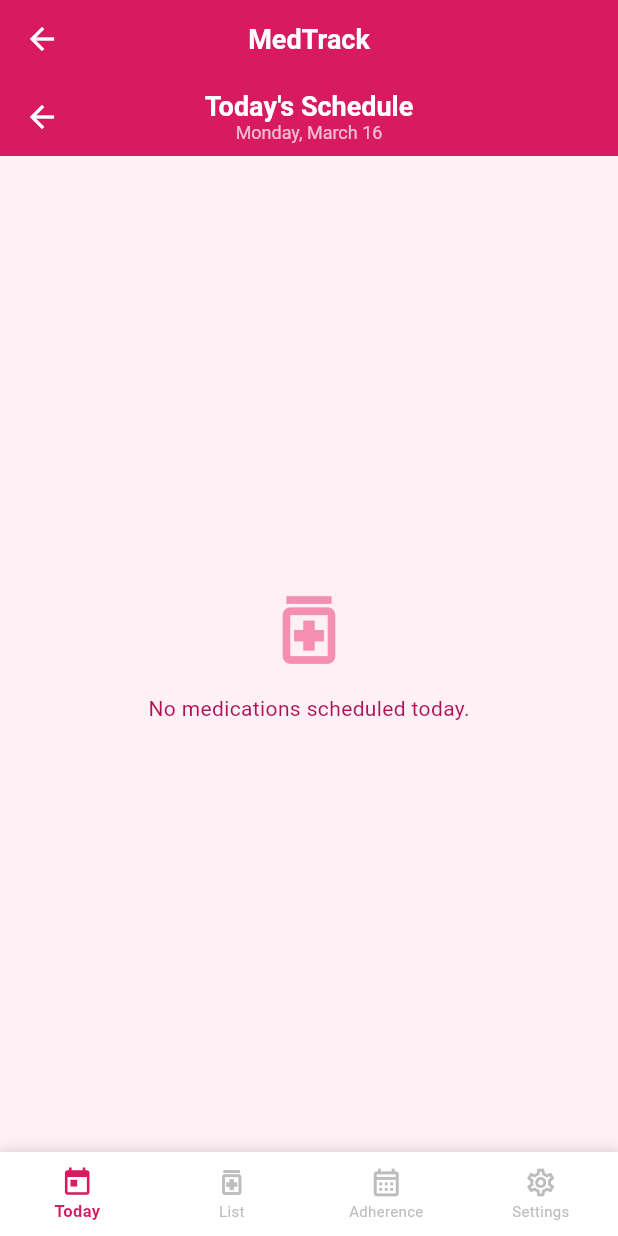
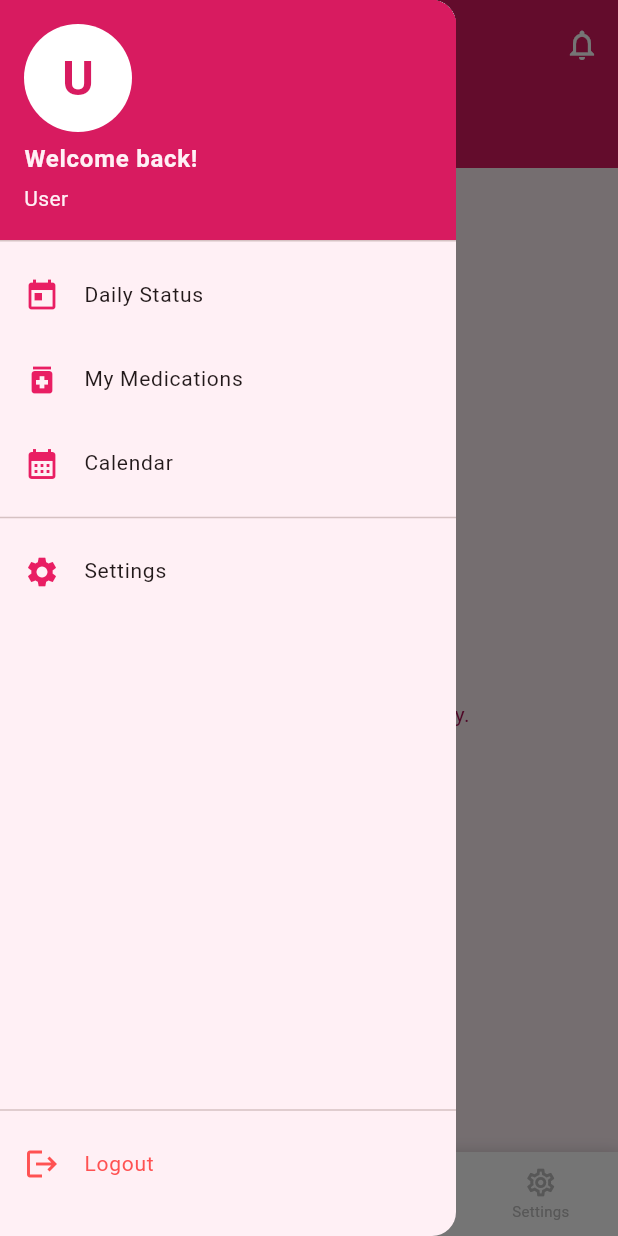
Before and after one commit to josevener/meditracker, a Flutter app: the HomeScreen screen opened directly, with the side drawer open (before the commit the screen has no drawer), on a phone screen of 412 x 824 dp. Run offline on Flutter 3.47's test engine with Material 3 defaults, Android fonts, the light colour scheme and no system bars; our stand-ins replace connectivity_plus, dio, drift, flutter_local_notifications, flutter_riverpod, local_auth and 3 more; accounts and stored records are empty; generated files the repository leaves out were written again; network calls fail.

Commit message:
Added Profile and Notification drawer and made in-app notification banner

```diff
--- /dev/null
+++ b/mobile-app/lib/core/navigation/navigation_provider.dart
@@ -0,0 +1,13 @@
+import 'package:flutter_riverpod/flutter_riverpod.dart';
+
+class NavigationNotifier extends StateNotifier<int> {
+  NavigationNotifier() : super(0);
+
+  void setIndex(int index) {
+    state = index;
+  }
+}
+
+final navigationProvider = StateNotifierProvider<NavigationNotifier, int>((ref) {
+  return NavigationNotifier();
+});
--- /dev/null
+++ b/mobile-app/lib/core/notifications/in_app_notification_provider.dart
@@ -0,0 +1,37 @@
+import 'package:flutter_riverpod/flutter_riverpod.dart';
+
+class InAppNotification {
+  final int medId;
+  final String title;
+  final String body;
+  final String time;
+
+  InAppNotification({
+    required this.medId,
+    required this.title,
+    required this.body,
+    required this.time,
+  });
+}
+
+class InAppNotificationNotifier extends StateNotifier<InAppNotification?> {
+  InAppNotificationNotifier() : super(null);
+
+  void show(InAppNotification notification) {
+    state = notification;
+    // Auto dismiss after 7 seconds
+    Future.delayed(const Duration(seconds: 7), () {
+      if (state == notification) {
+        state = null;
+      }
+    });
+  }
+
+  void dismiss() {
+    state = null;
+  }
+}
+
+final inAppNotificationProvider = StateNotifierProvider<InAppNotificationNotifier, InAppNotification?>((ref) {
+  return InAppNotificationNotifier();
+});
--- a/mobile-app/lib/main.dart
+++ b/mobile-app/lib/main.dart
@@ -11,7 +11,14 @@ import 'package:medtrack_mobile/modules/settings/settings_screen.dart';
 import 'package:medtrack_mobile/modules/settings/biometric_provider.dart';
 import 'package:medtrack_mobile/modules/settings/pin_provider.dart';
 import 'package:medtrack_mobile/modules/settings/pin_lock_screen.dart';
+import 'package:medtrack_mobile/widgets/notification_banner.dart';
+import 'package:medtrack_mobile/widgets/profile_drawer.dart';
+import 'package:medtrack_mobile/widgets/notification_drawer.dart';
+import 'package:medtrack_mobile/core/navigation/navigation_provider.dart';
+import 'package:medtrack_mobile/core/notifications/in_app_notification_provider.dart';
 import 'package:shared_preferences/shared_preferences.dart';
+import 'package:intl/intl.dart';
+import 'dart:async';
 
 void main() async {
   WidgetsFlutterBinding.ensureInitialized();
@@ -23,11 +30,78 @@ void main() async {
   );
 }
 
-class MedTrackApp extends ConsumerWidget {
+class MedTrackApp extends ConsumerStatefulWidget {
   const MedTrackApp({super.key});
 
   @override
-  Widget build(BuildContext context, WidgetRef ref) {
+  ConsumerState<MedTrackApp> createState() => _MedTrackAppState();
+}
+
+class _MedTrackAppState extends ConsumerState<MedTrackApp> {
+  Timer? _dueCheckTimer;
+  final Set<String> _notifiedTimes = {};
+
+  @override
+  void initState() {
+    super.initState();
+    _setupNotificationCallbacks();
+    _startDueCheckTimer();
+  }
+
+  @override
+  void dispose() {
+    _dueCheckTimer?.cancel();
+    super.dispose();
+  }
+
+  void _startDueCheckTimer() {
+    _dueCheckTimer = Timer.periodic(const Duration(minutes: 1), (timer) {
+      _checkDueMedications();
+    });
+    // Check immediately on start
+    _checkDueMedications();
+  }
+
+  void _checkDueMedications() {
+    final authState = ref.read(authProvider);
+    if (!authState.isAuthenticated) return;
+
+    final medsValue = ref.read(medicationListProvider);
+    medsValue.whenData((meds) {
+      final now = DateTime.now();
+      final currentTime = DateFormat('HH:mm').format(now);
+      final today = DateFormat('yyyy-MM-dd').format(now);
+
+      for (final med in meds) {
+        for (final schedule in med.schedules) {
+          final notifyKey = '${med.id}_${today}_${schedule.timeOfDay}';
+          if (schedule.timeOfDay == currentTime && !_notifiedTimes.contains(notifyKey)) {
+            _notifiedTimes.add(notifyKey);
+            ref.read(inAppNotificationProvider.notifier).show(
+              InAppNotification(
+                medId: med.id!,
+                title: 'Medication Ready',
+                body: 'It\'s time for your ${med.name} (${med.dosage ?? ""})',
+                time: schedule.timeOfDay,
+              ),
+            );
+          }
+        }
+      }
+    });
+  }
+
+  void _setupNotificationCallbacks() {
+    NotificationService.setActionCallback((medId, time, status) async {
+      final repo = ref.read(medicationRepositoryProvider);
+      final today = DateFormat('yyyy-MM-dd').format(DateTime.now());
+      await repo.logIntake(medId, time, today, status);
+      ref.refresh(todayLogsProvider);
+    });
+  }
+
+  @override
+  Widget build(BuildContext context) {
     final authState = ref.watch(authProvider);
 
     return MaterialApp(
@@ -96,7 +170,17 @@ class MedTrackApp extends ConsumerWidget {
           labelStyle: TextStyle(color: Colors.pink.shade600, fontSize: 13),
         ),
       ),
-      home: authState.isAuthenticated ? const HomeScreen() : const LoginScreen(),
+      home: Stack(
+        children: [
+          authState.isAuthenticated ? const HomeScreen() : const LoginScreen(),
+          const Positioned(
+            top: 0,
+            left: 0,
+            right: 0,
+            child: NotificationBanner(),
+          ),
+        ],
+      ),
       debugShowCheckedModeBanner: false,
     );
   }
@@ -110,7 +194,6 @@ class HomeScreen extends ConsumerStatefulWidget {
 }
 
 class _HomeScreenState extends ConsumerState<HomeScreen> {
-  int _selectedIndex = 0;
   bool _isAuthenticated = false;
 
   static const List<Widget> _screens = [
@@ -188,14 +271,44 @@ class _HomeScreenState extends ConsumerState<HomeScreen> {
       );
     }
 
+    final selectedIndex = ref.watch(navigationProvider);
+
     return Scaffold(
-      appBar: _selectedIndex == 3
+      drawer: const ProfileDrawer(),
+      endDrawer: const NotificationDrawer(),
+      appBar: selectedIndex == 3
           ? null // Settings screen has its own AppBar
           : AppBar(
-              toolbarHeight: 52,
-              title: const Text('MedTrack'),
+              toolbarHeight: 60,
+              elevation: 0,
+              centerTitle: true,
+              leading: Builder(
+                builder: (context) => IconButton(
+                  icon: CircleAvatar(
+                    radius: 14,
+                    backgroundColor: Colors.white,
+                    child: Text(
+                      (ref.watch(authProvider).email ?? 'U')[0].toUpperCase(),
+                      style: const TextStyle(fontSize: 12, fontWeight: FontWeight.bold, color: Colors.pink),
+                    ),
+                  ),
+                  onPressed: () => Scaffold.of(context).openDrawer(),
+                ),
+              ),
+              title: const Text(
+                'MedTrack',
+                style: TextStyle(fontWeight: FontWeight.bold, letterSpacing: 0.5),
+              ),
+              actions: [
+                Builder(
+                  builder: (context) => IconButton(
+                    icon: const Icon(Icons.notifications_outlined),
+                    onPressed: () => Scaffold.of(context).openEndDrawer(),
+                  ),
+                ),
+              ],
             ),
-      body: _screens[_selectedIndex],
+      body: _screens[selectedIndex],
       bottomNavigationBar: Container(
         decoration: BoxDecoration(
           boxShadow: [
@@ -207,8 +320,8 @@ class _HomeScreenState extends ConsumerState<HomeScreen> {
           ],
         ),
         child: BottomNavigationBar(
-          currentIndex: _selectedIndex,
-          onTap: (index) => setState(() => _selectedIndex = index),
+          currentIndex: selectedIndex,
+          onTap: (index) => ref.read(navigationProvider.notifier).setIndex(index),
           selectedItemColor: Colors.pink.shade600,
           unselectedItemColor: Colors.grey.shade400,
           backgroundColor: Colors.white,
--- /dev/null
+++ b/mobile-app/lib/widgets/profile_drawer.dart
@@ -0,0 +1,82 @@
+import 'package:flutter/material.dart';
+import 'package:flutter_riverpod/flutter_riverpod.dart';
+import 'package:medtrack_mobile/modules/auth/auth_provider.dart';
+import 'package:medtrack_mobile/modules/settings/settings_screen.dart';
+import 'package:medtrack_mobile/core/navigation/navigation_provider.dart';
+
+class ProfileDrawer extends ConsumerWidget {
+  const ProfileDrawer({super.key});
+
+  @override
+  Widget build(BuildContext context, WidgetRef ref) {
+    final authState = ref.watch(authProvider);
+    final email = authState.email ?? 'User';
+    final initial = email.isNotEmpty ? email[0].toUpperCase() : 'U';
+
+    void navigateTo(int index) {
+      ref.read(navigationProvider.notifier).setIndex(index);
+      Navigator.pop(context);
+    }
+
+    return Drawer(
+      backgroundColor: Theme.of(context).scaffoldBackgroundColor,
+      child: Column(
+        children: [
+          UserAccountsDrawerHeader(
+            decoration: BoxDecoration(
+              color: Colors.pink.shade600,
+            ),
+            currentAccountPicture: CircleAvatar(
+              backgroundColor: Colors.white,
+              child: Text(
+                initial,
+                style: TextStyle(
+                  fontSize: 32,
+                  fontWeight: FontWeight.bold,
+                  color: Colors.pink.shade600,
+                ),
+              ),
+            ),
+            accountName: const Text(
+              'Welcome back!',
+              style: TextStyle(fontWeight: FontWeight.bold),
+            ),
+            accountEmail: Text(email),
+          ),
+          ListTile(
+            leading: const Icon(Icons.today, color: Colors.pink),
+            title: const Text('Daily Status'),
+            onTap: () => navigateTo(0),
+          ),
+          ListTile(
+            leading: const Icon(Icons.medication, color: Colors.pink),
+            title: const Text('My Medications'),
+            onTap: () => navigateTo(1),
+          ),
+          ListTile(
+            leading: const Icon(Icons.calendar_month, color: Colors.pink),
+            title: const Text('Calendar'),
+            onTap: () => navigateTo(2),
+          ),
+          const Divider(),
+          ListTile(
+            leading: const Icon(Icons.settings, color: Colors.pink),
+            title: const Text('Settings'),
+            onTap: () => navigateTo(3),
+          ),
+          const Spacer(),
+          const Divider(),
+          ListTile(
+            leading: const Icon(Icons.logout, color: Colors.redAccent),
+            title: const Text('Logout', style: TextStyle(color: Colors.redAccent)),
+            onTap: () {
+              Navigator.pop(context);
+              ref.read(authProvider.notifier).logout();
+            },
+          ),
+          const SizedBox(height: 20),
+        ],
+      ),
+    );
+  }
+}
```
Also changed, not shown: mobile-app/lib/core/repository/medication_repository.dart (+37 -0 lines), mobile-app/lib/modules/medications/medication_provider.dart (+14 -11 lines), mobile-app/lib/services/notification_service.dart (+68 -5 lines), mobile-app/lib/widgets/notification_banner.dart (added, +108 -0 lines), mobile-app/lib/widgets/notification_drawer.dart (added, +95 -0 lines).
